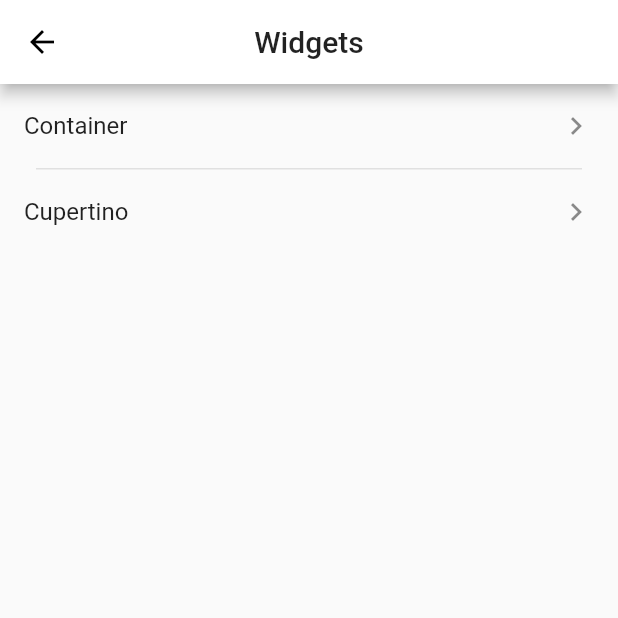
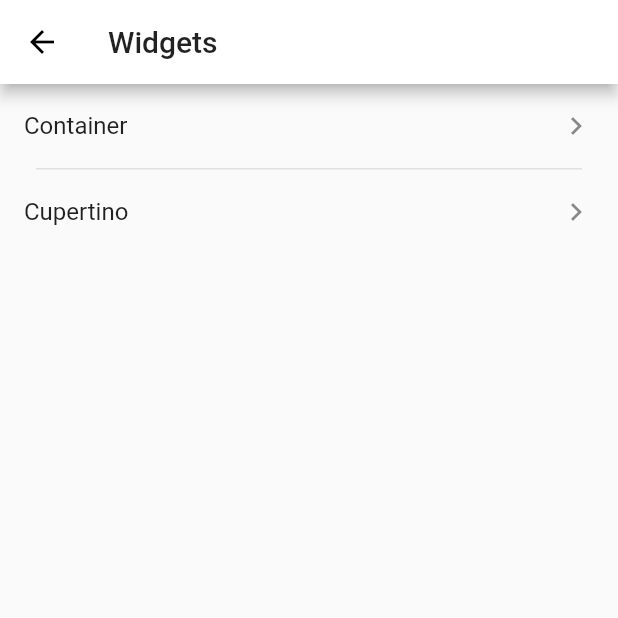
Before and after one commit to wingsico/Apps, a Flutter app: the DemoApp screen opened directly, after a tap on "Widgets", on a phone screen of 412 x 824 dp, the top half of it. Run offline on Flutter 3.47's test engine with Material 2 defaults, Android fonts, the phone set to English and light mode, and no system bars; our stand-ins replace html_unescape.

Commit message:
feat: 路由管理模式，新增对路由参数的支持

```diff
--- a/lib/apps/demo/main.dart
+++ b/lib/apps/demo/main.dart
@@ -4,9 +4,9 @@ import 'package:flutter/material.dart';
 
 class DemoApp extends StatelessWidget {
   final routes = Routes(
-    routes: {
-      'Widgets': '/widgets',
-      'Pratices': '/practices',
+    {
+      'Widgets': RoutePayload('/widgets'),
+      'Pratices': RoutePayload('/practices'),
     },
     prefix: '/demo_app',
   );
--- a/lib/apps/demo/screens/practices.dart
+++ b/lib/apps/demo/screens/practices.dart
@@ -4,8 +4,8 @@ import 'package:flutter/material.dart';
 
 class PracticeScreen extends StatelessWidget {
   final Routes routes = Routes(
-    routes: {
-      '幸福里精选好房': '/xfl_demo',
+    {
+      'CustomTabbar': RoutePayload('/tabbar'),
     },
     prefix: "/demo_app/practices",
   );
--- a/lib/apps/demo/screens/widgets.dart
+++ b/lib/apps/demo/screens/widgets.dart
@@ -4,16 +4,16 @@ import 'package:flutter/material.dart';
 
 class WidgetScreen extends StatelessWidget {
   final Routes routes = Routes(
-    routes: {
-      'Container': '/container',
-      'Cupertino': '/cupertino',
+    {
+      'Container': RoutePayload('/container', arguments: {"text": "123"}),
+      'Cupertino': RoutePayload('/cupertino'),
     },
     prefix: "/demo_app/widgets",
   );
   @override
   Widget build(BuildContext context) {
     return Scaffold(
-      appBar: AppBar(centerTitle: true, title: Text('Widgets')),
+      appBar: AppBar(centerTitle: false, title: Text('Widgets')),
       body: RouteList(routes),
     );
   }
--- a/lib/apps/demo/screens/widgets/container.dart
+++ b/lib/apps/demo/screens/widgets/container.dart
@@ -1,11 +1,11 @@
 import 'package:flutter/material.dart';
 
 class ContainerScreen extends StatelessWidget {
-  final String text;
-  const ContainerScreen({this.text});
-
   @override
   Widget build(BuildContext context) {
+    final Map<String, String> args = ModalRoute.of(context).settings.arguments;
+    final String text = args['text'];
+
     return Scaffold(
       appBar: AppBar(title: Text('Container Demo'), centerTitle: true),
       body: Center(
--- a/lib/components/route_list.dart
+++ b/lib/components/route_list.dart
@@ -9,11 +9,15 @@ class RouteList extends StatelessWidget {
   build(BuildContext ctx) {
     return ListView.separated(
       itemBuilder: (ctx, index) {
+        final currentRoute = routes.list[index];
         return ListTile(
-          title: Text(routes.list[index].name),
+          title: Text(currentRoute.name),
           trailing: Icon(Icons.keyboard_arrow_right),
           onTap: () {
-            Navigator.of(ctx).pushNamed(routes.list[index].path);
+            Navigator.of(ctx).pushNamed(
+              currentRoute.payload.path,
+              arguments: currentRoute.payload.arguments,
+            );
           },
         );
       },
--- a/lib/main.dart
+++ b/lib/main.dart
@@ -1,28 +1,30 @@
 import 'package:flutter/material.dart';
 import 'common/auth.dart';
 import 'common/global.dart';
-import 'common/size_fit.dart';
+import 'common/responsive.dart';
 import 'components/error_auth_page.dart';
 import 'components/not_found_page.dart';
 import 'components/route_list.dart';
 import 'router/route_type.dart';
 import 'router/routes.dart';
 
-void main() {
-  Global.init();
+void main() async {
+  await Global.init();
   runApp(MainApp());
 }
 
 class MainApp extends StatelessWidget {
   @override
   Widget build(BuildContext context) {
-    SizeFit.init(); // 只能在 build 中初始化
+    Responsive.init(); // 只能在 build 中初始化
     return MaterialApp(
       initialRoute: mainInitialRoute,
       debugShowCheckedModeBanner: false,
       theme: ThemeData(primaryColor: Colors.white),
       onGenerateRoute: (RouteSettings settings) {
-        return MaterialPageRoute(builder: (context) {
+        return MaterialPageRoute(
+          settings: settings,
+          builder: (context) {
             String routeName = settings.name;
             RouteMeta currentRouteMeta = mainRoutes[routeName];
             if (currentRouteMeta == null) {
@@ -30,10 +32,11 @@ class MainApp extends StatelessWidget {
             }
             AuthType currentAuth = Global.currentAuth;
             if (currentAuth.checkAuth(currentRouteMeta.auths)) {
-            return currentRouteMeta.widget(settings.arguments);
+              return currentRouteMeta.widget(context);
             }
             return ErrorAuthPage(currentRouteMeta.auths);
-        });
+          },
+        );
       },
       // routes: {
       //   '/': (context) => MainPage(),
@@ -72,9 +75,9 @@ class MainPage extends StatelessWidget {
 }
 
 class AppList extends StatelessWidget {
-  final Routes appRoutes = Routes(routes: {
-    "DemoApp": '/demo_app',
-    "QuizApp": '/quiz_app',
+  final Routes appRoutes = Routes({
+    "DemoApp": RoutePayload('/demo_app'),
+    "QuizApp": RoutePayload('/quiz_app'),
   });
 
   AppList({Key key}) : super(key: key);
--- a/lib/router/route_type.dart
+++ b/lib/router/route_type.dart
@@ -1,35 +1,45 @@
 import 'package:flutter/material.dart';
 import 'package:flutter/widgets.dart';
+import '../common/auth.dart';
 
-import '../common/auth.dart';
+class Routes {
+  Map<String, RoutePayload> routes;
+  String prefix;
+
+  Routes(this.routes, {this.prefix = ""}) {
+    routes.forEach((key, value) {
+      routes[key] =
+          RoutePayload("$prefix${value.path}", arguments: value.arguments);
+    });
+  }
+
+  List<RouteItem> get list {
+    return routes.keys
+        .map<RouteItem>((key) => RouteItem(key, payload: routes[key]))
+        .toList();
+  }
+}
+
+class RoutePayload {
+  final Object arguments;
+  final String path;
+
+  RoutePayload(this.path, {this.arguments});
+}
 
 class RouteItem {
   final String name;
-  final String path;
-  RouteItem({@required this.name, @required this.path});
+  final RoutePayload payload;
+
+  RouteItem(this.name, {this.payload});
 }
 
-typedef Widget RouteWidget(Object arguments);
+typedef Widget RouteWidget(BuildContext ctx);
 
+/// RouteMeta 创建全局路由时使用 RouteMeta 定义路由参数
 class RouteMeta {
   final RouteWidget widget;
   final List<AuthType> auths;
 
-  const RouteMeta(this.widget, [this.auths]);
+  const RouteMeta(this.widget, {this.auths});
 }
-
-class Routes {
-  final Map<String, String> routes;
-  String prefix;
-
-  Routes({@required this.routes, this.prefix = ""});
-
-  List<RouteItem> get list {
-    return this
-        .routes
-        .keys
-        .map<RouteItem>(
-            (key) => RouteItem(name: key, path: "$prefix${routes[key]}"))
-        .toList();
-  }
-}
--- a/lib/router/routes.dart
+++ b/lib/router/routes.dart
@@ -1,6 +1,6 @@
 import 'package:Apps/apps/demo/main.dart';
 import 'package:Apps/apps/demo/screens/practices.dart';
-import 'package:Apps/apps/demo/screens/practices/xfl_demo.dart';
+import 'package:Apps/apps/demo/screens/practices/tabbar.dart';
 import 'package:Apps/apps/demo/screens/widgets.dart';
 import 'package:Apps/apps/demo/screens/widgets/container.dart';
 import 'package:Apps/apps/demo/screens/widgets/curpertinao.dart';
@@ -13,12 +13,12 @@ import '../main.dart';
 String mainInitialRoute = '/';
 
 Map<String, RouteMeta> mainRoutes = {
-  '/': RouteMeta((arg) => MainPage()),
-  '/demo_app': RouteMeta((arg) => DemoApp()),
-  '/demo_app/widgets': RouteMeta((arg) => WidgetScreen()),
-  '/demo_app/widgets/container': RouteMeta((arg) => ContainerScreen()),
-  '/demo_app/widgets/cupertino': RouteMeta((arg) => CupertinoScreen()),
-  '/demo_app/practices': RouteMeta((arg) => PracticeScreen()),
-  '/demo_app/practices/xfl_demo': RouteMeta((arg) => PracticeOfXFLScreen()),
-  '/quiz_app': RouteMeta((arg) => QuizApp(), [AuthType.Admin])
+  '/': RouteMeta((ctx) => MainPage()),
+  '/demo_app': RouteMeta((ctx) => DemoApp()),
+  '/demo_app/widgets': RouteMeta((ctx) => WidgetScreen()),
+  '/demo_app/widgets/container': RouteMeta((ctx) => ContainerScreen()),
+  '/demo_app/widgets/cupertino': RouteMeta((ctx) => CupertinoScreen()),
+  '/demo_app/practices': RouteMeta((ctx) => PracticeScreen()),
+  '/demo_app/practices/tabbar': RouteMeta((ctx) => CustomTabbarScreen()),
+  '/quiz_app': RouteMeta((ctx) => QuizApp(), auths: [AuthType.Admin])
 };
```
Also changed, not shown: lib/apps/demo/screens/practices/xfl_demo.dart (deleted, +0 -10 lines). Lines whose indentation alone changed are shown as unchanged.
